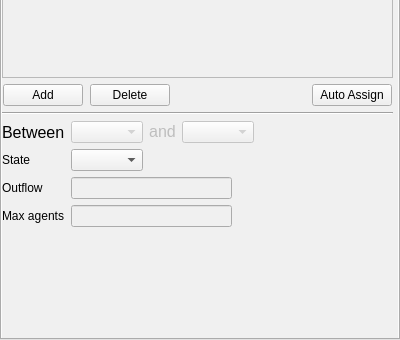
JuPedSim/jpseditor, file forms/roomwidget.ui: the form before one commit; both pictures show x 0 to 400 and y 260 to 600 of the 400 by 600 pixel window.
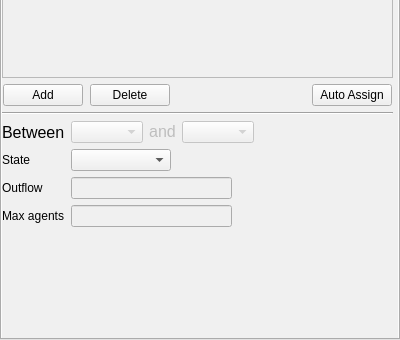
The form after the commit.

Diff of the .ui file:
```diff
--- a/forms/roomwidget.ui
+++ b/forms/roomwidget.ui
@@ -316,7 +316,7 @@
    <attribute name="title">
     <string>Door</string>
    </attribute>
-   <widget class="QWidget" name="">
+   <widget class="QWidget" name="layoutWidget">
     <property name="geometry">
      <rect>
       <x>0</x>
@@ -494,7 +494,20 @@
          <item>
           <layout class="QHBoxLayout" name="horizontalLayout_6">
            <item>
-            <widget class="QComboBox" name="stateComboBox"/>
+            <widget class="QComboBox" name="stateComboBox">
+             <property name="sizePolicy">
+              <sizepolicy hsizetype="Minimum" vsizetype="Fixed">
+               <horstretch>0</horstretch>
+               <verstretch>0</verstretch>
+              </sizepolicy>
+             </property>
+             <property name="minimumSize">
+              <size>
+               <width>100</width>
+               <height>0</height>
+              </size>
+             </property>
+            </widget>
            </item>
            <item>
             <spacer name="horizontalSpacer_6">
```
